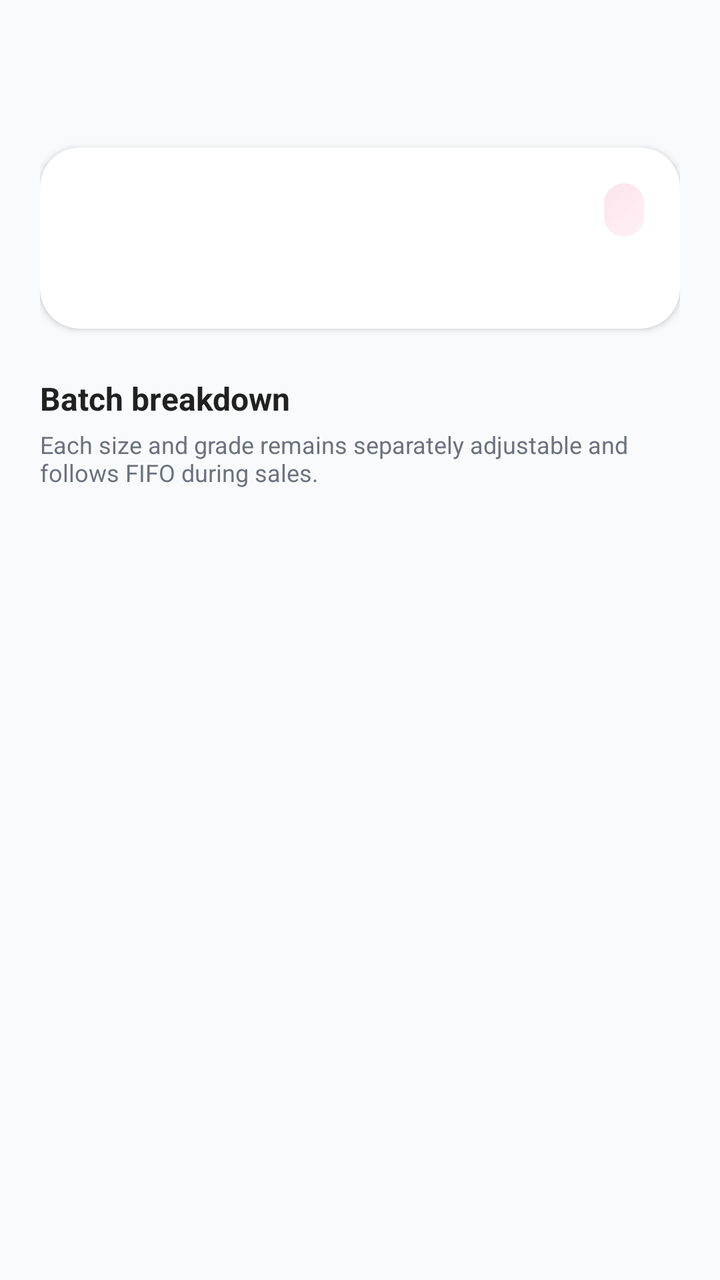
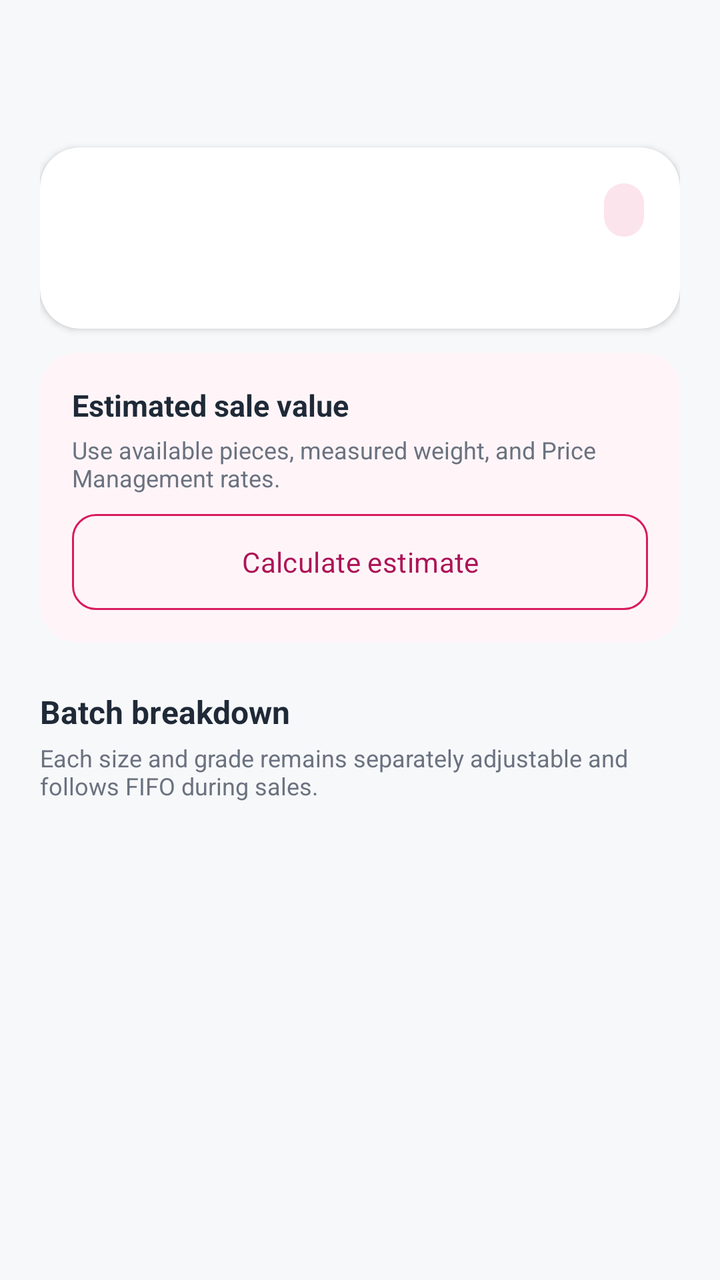

Two renders of the same Android screen: before a commit and after it. Below are the layout's source before the change and the commit's diff.
<!-- AndroidManifest.xml: application theme Theme.DragonView -->
<!-- res/layout/fragment_inventory_details.xml -->
<?xml version="1.0" encoding="utf-8"?>
<ScrollView xmlns:android="http://schemas.android.com/apk/res/android"
    xmlns:app="http://schemas.android.com/apk/res-auto"
    android:layout_width="match_parent"
    android:layout_height="match_parent"
    android:background="@color/dragon_surface"
    android:fillViewport="true">

    <LinearLayout
        android:layout_width="match_parent"
        android:layout_height="wrap_content"
        android:orientation="vertical"
        android:paddingStart="20dp"
        android:paddingTop="16dp"
        android:paddingEnd="20dp"
        android:paddingBottom="32dp">

        <ProgressBar
            android:id="@+id/progress"
            android:layout_width="32dp"
            android:layout_height="32dp"
            android:layout_gravity="center_horizontal" />

        <TextView
            android:id="@+id/messageText"
            android:layout_width="match_parent"
            android:layout_height="wrap_content"
            android:gravity="center"
            android:textColor="@color/dragon_magenta"
            android:textSize="13sp" />

        <com.google.android.material.card.MaterialCardView
            android:layout_width="match_parent"
            android:layout_height="wrap_content"
            android:layout_marginTop="8dp"
            app:cardBackgroundColor="@color/white"
            app:cardCornerRadius="20dp"
            app:cardElevation="2dp"
            app:strokeWidth="0dp">

            <LinearLayout
                android:layout_width="match_parent"
                android:layout_height="wrap_content"
                android:orientation="vertical"
                android:padding="18dp">

                <LinearLayout
                    android:layout_width="match_parent"
                    android:layout_height="wrap_content"
                    android:gravity="center_vertical"
                    android:orientation="horizontal">

                    <TextView
                        android:id="@+id/batchText"
                        android:layout_width="0dp"
                        android:layout_height="wrap_content"
                        android:layout_weight="1"
                        android:textAppearance="@style/TextAppearance.DragonView.TitleLarge"
                        android:textStyle="bold" />

                    <TextView
                        android:id="@+id/gradeText"
                        android:layout_width="wrap_content"
                        android:layout_height="wrap_content"
                        android:background="@drawable/soft_pink_panel"
                        android:paddingStart="10dp"
                        android:paddingTop="6dp"
                        android:paddingEnd="10dp"
                        android:paddingBottom="6dp"
                        android:textColor="@color/dragon_magenta"
                        android:textSize="11sp"
                        android:textStyle="bold" />
                </LinearLayout>

                <TextView
                    android:id="@+id/factsText"
                    android:layout_width="match_parent"
                    android:layout_height="wrap_content"
                    android:layout_marginTop="10dp"
                    android:textColor="@color/muted_ink"
                    android:textSize="13sp" />
            </LinearLayout>
        </com.google.android.material.card.MaterialCardView>

        <TextView
            android:layout_width="wrap_content"
            android:layout_height="wrap_content"
            android:layout_marginTop="24dp"
            android:text="Batch breakdown"
            android:textAppearance="@style/TextAppearance.DragonView.TitleMedium"
            android:textStyle="bold" />

        <TextView
            android:layout_width="match_parent"
            android:layout_height="wrap_content"
            android:layout_marginTop="4dp"
            android:text="Each size and grade remains separately adjustable and follows FIFO during sales."
            android:textColor="@color/muted_ink"
            android:textSize="12sp" />

        <LinearLayout
            android:id="@+id/itemsContainer"
            android:layout_width="match_parent"
            android:layout_height="wrap_content"
            android:layout_marginTop="8dp"
            android:orientation="vertical" />
    </LinearLayout>
</ScrollView>
<!-- resources referenced by this layout -->
<resources>
  <color name="dragon_magenta">#E91E63</color>
  <!-- drawable soft_pink_panel (drawable) -->
  <?xml version="1.0" encoding="utf-8"?>
  <shape xmlns:android="http://schemas.android.com/apk/res/android" android:shape="rectangle">
      <gradient android:angle="135" android:startColor="#FFF1F5" android:endColor="#FCE4EC" />
      <corners android:radius="16dp" />
  </shape>
  <color name="warm_ivory">#F9FAFB</color>
  <color name="ink">#212121</color>
  <style name="Theme.DragonView.Base" parent="Theme.Material3.DayNight.NoActionBar">
          <item name="colorPrimary">@color/dragon_magenta</item>
          <item name="colorOnPrimary">@color/white</item>
          <item name="colorPrimaryContainer">@color/dragon_surface_variant</item>
          <item name="colorOnPrimaryContainer">@color/dragon_magenta_dark</item>
          <item name="colorSecondary">@color/dragon_green</item>
          <item name="colorOnSecondary">@color/white</item>
          <item name="colorSecondaryContainer">@color/dragon_green_soft</item>
          <item name="colorOnSecondaryContainer">@color/black</item>
          <item name="colorTertiary">@color/plum_orchid_400</item>
          <item name="colorSurface">@color/dragon_surface</item>
          <item name="colorSurfaceContainer">@color/white</item>
          <item name="colorOnSurface">@color/black</item>
          <item name="colorOutline">@color/dragon_outline</item>
          <item name="colorError">@color/dragon_error</item>
          <item name="android:fontFamily">sans-serif</item>
          <item name="fontFamily">sans-serif</item>
          <item name="materialButtonStyle">@style/Widget.DragonView.Button</item>
          <item name="materialCardViewStyle">@style/Widget.DragonView.Card</item>
          <item name="textInputStyle">@style/Widget.DragonView.TextInputLayout</item>
          <item name="shapeAppearanceSmallComponent">@style/ShapeAppearance.DragonView.Small</item>
          <item name="shapeAppearanceMediumComponent">@style/ShapeAppearance.DragonView.Medium</item>
          <item name="shapeAppearanceLargeComponent">@style/ShapeAppearance.DragonView.Large</item>
          <item name="textAppearanceHeadlineSmall">@style/TextAppearance.DragonView.HeadlineSmall</item>
          <item name="textAppearanceTitleLarge">@style/TextAppearance.DragonView.TitleLarge</item>
          <item name="textAppearanceTitleMedium">@style/TextAppearance.DragonView.TitleMedium</item>
          <item name="textAppearanceBodyLarge">@style/TextAppearance.DragonView.BodyLarge</item>
          <item name="textAppearanceBodyMedium">@style/TextAppearance.DragonView.BodyMedium</item>
          <item name="android:windowLightStatusBar">false</item>
          <item name="android:statusBarColor">@color/dragon_magenta_dark</item>
          <item name="android:navigationBarColor">@color/white</item>
          <item name="android:colorAccent">@color/dragon_magenta</item>
          <item name="android:windowBackground">@color/warm_ivory</item>
      </style>
  <color name="dragon_magenta_dark">#C2185B</color>
  <color name="dragon_green">#15803D</color>
  <color name="plum_orchid_400">#F06292</color>
  <color name="dragon_error">#E11D48</color>
  <style name="Widget.DragonView.Button" parent="Widget.Material3.Button">
          <item name="shapeAppearance">@style/ShapeAppearance.DragonView.Small</item>
          <item name="android:minHeight">@dimen/button_height</item>
          <item name="android:minWidth">@dimen/touch_target</item>
          <item name="android:paddingStart">16dp</item>
          <item name="android:paddingEnd">16dp</item>
          <item name="android:textAllCaps">false</item>
          <item name="android:fontFamily">sans-serif-medium</item>
          <item name="android:textSize">14sp</item>
          <item name="android:letterSpacing">0.01</item>
          <item name="iconPadding">8dp</item>
          <item name="android:insetTop">0dp</item>
          <item name="android:insetBottom">0dp</item>
      </style>
  <style name="Widget.DragonView.TextInputLayout" parent="Widget.Material3.TextInputLayout.OutlinedBox">
          <item name="shapeAppearance">@style/ShapeAppearance.DragonView.Small</item>
          <item name="boxBackgroundColor">@color/dragon_surface_alt</item>
          <item name="boxStrokeColor">@color/dragon_outline</item>
          <item name="boxStrokeWidth">1dp</item>
          <item name="boxStrokeWidthFocused">2dp</item>
          <item name="hintTextColor">@color/muted_ink</item>
      </style>
  <color name="dragon_surface_alt">#F3F4F6</color>
  <!-- unchanged entries left out for length: 20 -->
</resources>

<!-- the commit's change to res/layout/fragment_inventory_details.xml (unified diff, before → after) -->
@@ -82,6 +82,26 @@
             </LinearLayout>
         </com.google.android.material.card.MaterialCardView>
 
+        <com.google.android.material.card.MaterialCardView
+            android:layout_width="match_parent" android:layout_height="wrap_content"
+            android:layout_marginTop="12dp" app:cardBackgroundColor="@color/dragon_surface_alt"
+            app:cardCornerRadius="18dp" app:cardElevation="0dp" app:strokeWidth="0dp">
+            <LinearLayout android:layout_width="match_parent" android:layout_height="wrap_content"
+                android:orientation="vertical" android:padding="16dp">
+                <TextView android:layout_width="match_parent" android:layout_height="wrap_content"
+                    android:text="Estimated sale value" android:textColor="@color/ink"
+                    android:textSize="15sp" android:textStyle="bold" />
+                <TextView android:id="@+id/estimateSummaryText" android:layout_width="match_parent"
+                    android:layout_height="wrap_content" android:layout_marginTop="4dp"
+                    android:text="Use available pieces, measured weight, and Price Management rates."
+                    android:textColor="@color/muted_ink" android:textSize="12sp" />
+                <com.google.android.material.button.MaterialButton
+                    android:id="@+id/estimateButton" style="@style/Widget.DragonView.Button.Outlined"
+                    android:layout_width="match_parent" android:layout_height="48dp"
+                    android:layout_marginTop="10dp" android:text="Calculate estimate" />
+            </LinearLayout>
+        </com.google.android.material.card.MaterialCardView>
+
         <TextView
             android:layout_width="wrap_content"
             android:layout_height="wrap_content"
<!-- resource entries referenced after the edit -->
@@ -1,14 +1,35 @@
 <!-- resources referenced by this layout -->
 <resources>
-  <color name="dragon_magenta">#E91E63</color>
+  <color name="dragon_magenta">@color/obsidian_plum_600</color>
   <!-- drawable soft_pink_panel (drawable) -->
   <?xml version="1.0" encoding="utf-8"?>
   <shape xmlns:android="http://schemas.android.com/apk/res/android" android:shape="rectangle">
-      <gradient android:angle="135" android:startColor="#FFF1F5" android:endColor="#FCE4EC" />
-      <corners android:radius="16dp" />
+      <solid android:color="@color/plum_mist_100" />
+      <corners android:radius="14dp" />
   </shape>
-  <color name="warm_ivory">#F9FAFB</color>
-  <color name="ink">#212121</color>
+  <style name="Widget.DragonView.Button.Outlined" parent="Widget.Material3.Button.OutlinedButton">
+          <item name="shapeAppearance">@style/ShapeAppearance.DragonView.Small</item>
+          <item name="android:minHeight">@dimen/button_height</item>
+          <item name="android:minWidth">@dimen/touch_target</item>
+          <item name="android:paddingStart">16dp</item>
+          <item name="android:paddingEnd">16dp</item>
+          <item name="android:textAllCaps">false</item>
+          <item name="android:fontFamily">sans-serif-medium</item>
+          <item name="android:textSize">14sp</item>
+          <item name="android:letterSpacing">0.01</item>
+          <item name="iconPadding">8dp</item>
+          <item name="android:insetTop">0dp</item>
+          <item name="android:insetBottom">0dp</item>
+          <item name="strokeColor">@color/dragon_magenta</item>
+          <item name="strokeWidth">1dp</item>
+          <item name="backgroundTint">@color/button_secondary_background</item>
+          <item name="android:textColor">@color/button_secondary_text</item>
+          <item name="rippleColor">@color/plum_mist_100</item>
+      </style>
+  <color name="obsidian_plum_600">#D81B60</color>
+  <color name="warm_ivory">#F7F8FA</color>
+  <color name="plum_mist_050">#FFF5F8</color>
+  <color name="ink">#1F2937</color>
   <style name="Theme.DragonView.Base" parent="Theme.Material3.DayNight.NoActionBar">
           <item name="colorPrimary">@color/dragon_magenta</item>
           <item name="colorOnPrimary">@color/white</item>
@@ -38,15 +59,15 @@
           <item name="textAppearanceBodyLarge">@style/TextAppearance.DragonView.BodyLarge</item>
           <item name="textAppearanceBodyMedium">@style/TextAppearance.DragonView.BodyMedium</item>
           <item name="android:windowLightStatusBar">false</item>
-          <item name="android:statusBarColor">@color/dragon_magenta_dark</item>
+          <item name="android:statusBarColor">@color/dragon_magenta</item>
           <item name="android:navigationBarColor">@color/white</item>
           <item name="android:colorAccent">@color/dragon_magenta</item>
           <item name="android:windowBackground">@color/warm_ivory</item>
       </style>
-  <color name="dragon_magenta_dark">#C2185B</color>
-  <color name="dragon_green">#15803D</color>
-  <color name="plum_orchid_400">#F06292</color>
-  <color name="dragon_error">#E11D48</color>
+  <color name="dragon_magenta_dark">@color/obsidian_plum_800</color>
+  <color name="dragon_green">#16A34A</color>
+  <color name="plum_orchid_400">#EC5B8D</color>
+  <color name="dragon_error">#B3261E</color>
   <style name="Widget.DragonView.Button" parent="Widget.Material3.Button">
           <item name="shapeAppearance">@style/ShapeAppearance.DragonView.Small</item>
           <item name="android:minHeight">@dimen/button_height</item>
@@ -60,16 +81,20 @@
           <item name="iconPadding">8dp</item>
           <item name="android:insetTop">0dp</item>
           <item name="android:insetBottom">0dp</item>
+          <item name="backgroundTint">@color/button_primary_background</item>
+          <item name="android:textColor">@color/button_primary_text</item>
+          <item name="rippleColor">@color/plum_orchid_400</item>
       </style>
   <style name="Widget.DragonView.TextInputLayout" parent="Widget.Material3.TextInputLayout.OutlinedBox">
           <item name="shapeAppearance">@style/ShapeAppearance.DragonView.Small</item>
-          <item name="boxBackgroundColor">@color/dragon_surface_alt</item>
+          <item name="boxBackgroundColor">@color/white</item>
           <item name="boxStrokeColor">@color/dragon_outline</item>
           <item name="boxStrokeWidth">1dp</item>
           <item name="boxStrokeWidthFocused">2dp</item>
           <item name="hintTextColor">@color/muted_ink</item>
       </style>
-  <color name="dragon_surface_alt">#F3F4F6</color>
+  <color name="obsidian_plum_800">#AD1457</color>
+  <color name="dragon_surface_alt">@color/plum_mist_050</color>
   <!-- unchanged entries left out for length: 20 -->
 </resources>
 
